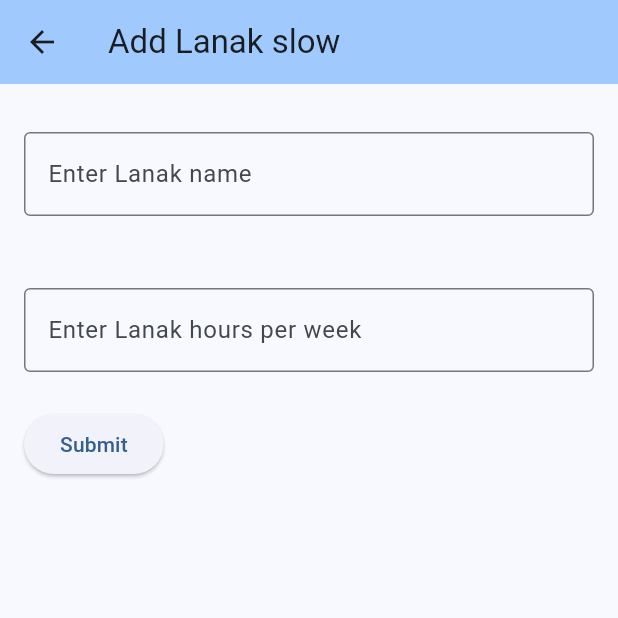
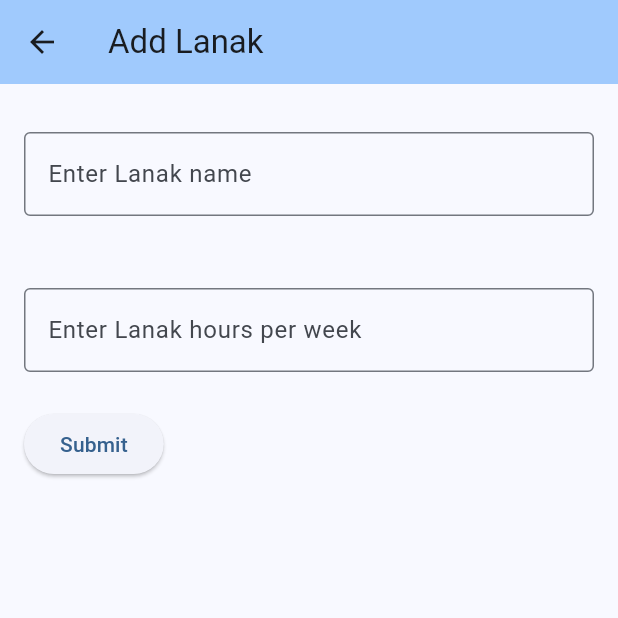
Before and after one commit to isilanes/lanak, a Flutter app: the AddTaskView screen opened directly, on a phone screen of 412 x 824 dp, the top half of it. Run offline on Flutter 3.47's test engine with Material 2 defaults, Android fonts, the phone set to English and light mode, and no system bars.

Commit message:
Fix typo

```diff
--- a/lib/views/add_task.dart
+++ b/lib/views/add_task.dart
@@ -6,7 +6,7 @@ import 'package:flutter/material.dart';
 class AddTaskView extends StatefulWidget {
   const AddTaskView({super.key});
 
-  final String title = "Add Lanak slow";
+  final String title = "Add Lanak";
 
   @override
   State<AddTaskView> createState() => _AddTaskViewState();
```
